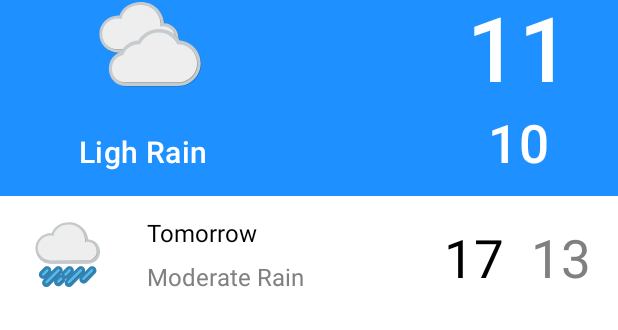
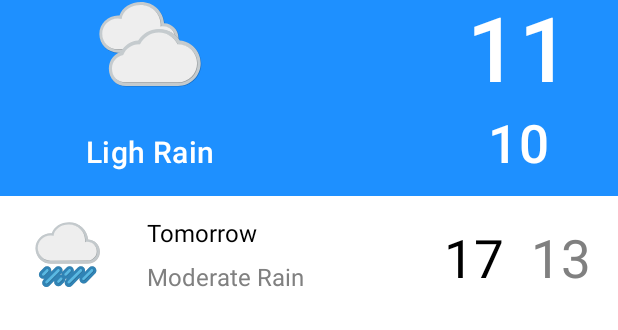
Before and after one commit to ahmetazhy/Weather-Kotlin-offlineCaching, an Android app: the layout start_fragment.xml on its own in the app's theme, with its tools: preview values and no code run, on a phone screen of 412 x 824 dp. Shown: the part 145-475 px from the top of the screen. Run offline under Robolectric (Android 15) with nearby library versions, the phone set to English and light mode, and no system bars; Roboto replaces fonts that are not available here.

Commit message:
Solved crushing in android

```diff
--- a/app/src/main/AndroidManifest.xml
+++ b/app/src/main/AndroidManifest.xml
@@ -3,9 +3,7 @@
     package="com.example.weather_test">
     <uses-permission android:name="android.permission.INTERNET" />
     <application
-
-
-
+        android:name=".byteapplication"
         android:allowBackup="true"
         android:icon="@mipmap/ic_launcher"
         android:label="@string/app_name"
--- a/app/src/main/res/layout/activity_main.xml
+++ b/app/src/main/res/layout/activity_main.xml
@@ -4,6 +4,9 @@
     xmlns:app="http://schemas.android.com/apk/res-auto"
     xmlns:tools="http://schemas.android.com/tools">
 
+    <data>
+
+    </data>
 
     <androidx.constraintlayout.widget.ConstraintLayout
         android:layout_width="match_parent"
--- a/app/src/main/res/layout/start_fragment.xml
+++ b/app/src/main/res/layout/start_fragment.xml
@@ -110,10 +110,11 @@
                 android:layout_height="wrap_content"
                 android:layout_marginTop="16dp"
                 android:layout_marginBottom="16dp"
+                android:textAlignment="center"
                 android:text="@{ViewModel.properties[0].weather[0].description}"
                 app:layout_constraintBottom_toBottomOf="parent"
                 app:layout_constraintEnd_toEndOf="@+id/imageViewtoday"
-                app:layout_constraintHorizontal_bias="1.0"
+                app:layout_constraintHorizontal_bias="0.5"
                 app:layout_constraintStart_toStartOf="@+id/imageViewtoday"
                 app:layout_constraintTop_toBottomOf="@+id/imageViewtoday"
                 tools:text="Ligh Rain" />
```
Also changed, not shown: app/build.gradle (+2 -16 lines).
